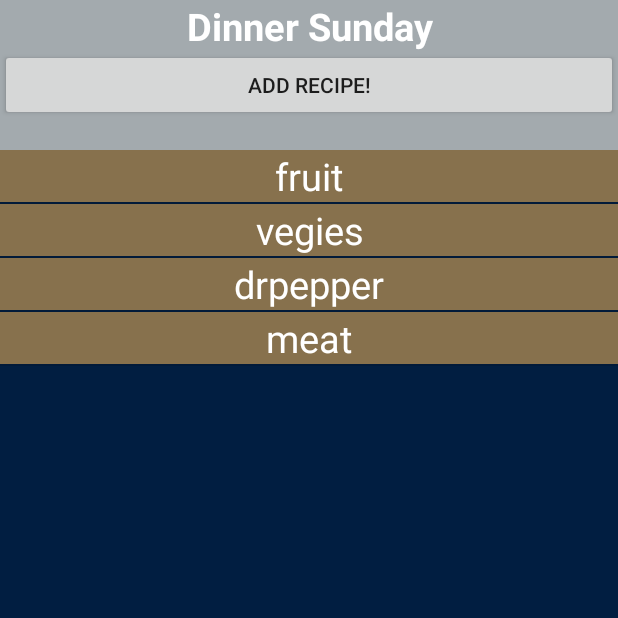
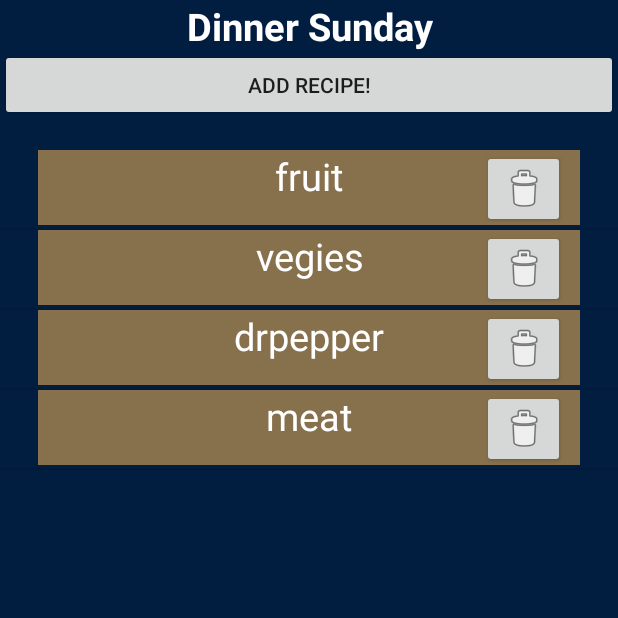
Before and after one commit to ja05178/ShopEasy, an Android app: the screen it shows after launch (GroceryListActivity), after a tap on "Dinner Sunday", on a phone screen of 412 x 824 dp, the top half of it. Run offline under Robolectric (Android 15) with nearby library versions, the phone set to English and light mode, and no system bars.

Commit message:
Small UI changes

```diff
--- a/app/src/main/java/com/example/shopeasydemo/GroceryListItemsAdapter.java
+++ b/app/src/main/java/com/example/shopeasydemo/GroceryListItemsAdapter.java
@@ -7,6 +7,7 @@ import android.support.v7.widget.RecyclerView;
 import android.view.LayoutInflater;
 import android.view.View;
 import android.view.ViewGroup;
+import android.widget.Button;
 import android.widget.TextView;
 
 import java.util.ArrayList;
@@ -31,7 +32,7 @@ public class GroceryListItemsAdapter extends RecyclerView.Adapter<GroceryListIte
     }
 
     @Override
-    public void onBindViewHolder(GroceryListItemsAdapter.MyViewHolder myViewHolder, final int position) {
+    public void onBindViewHolder(final GroceryListItemsAdapter.MyViewHolder myViewHolder, final int position) {
         String item = arrayListGroceryItems.get(position);
         TextView textView = myViewHolder.tv;
         textView.setText(item);
@@ -39,6 +40,14 @@ public class GroceryListItemsAdapter extends RecyclerView.Adapter<GroceryListIte
             @Override
             public void onClick(View v) {
                 System.out.println("Clicked Item #" + position);
+            }
+        });
+        Button bt = myViewHolder.bt;
+        bt.setOnClickListener(new View.OnClickListener(){
+            @Override
+            public void onClick(View v) {
+                arrayListGroceryItems.remove(position);
+                notifyDataSetChanged();
             }
         });
 
@@ -50,9 +59,11 @@ public class GroceryListItemsAdapter extends RecyclerView.Adapter<GroceryListIte
 
     public class MyViewHolder extends RecyclerView.ViewHolder {
         TextView tv;
+        Button bt;
         public MyViewHolder(View itemView) {
             super(itemView);
             tv = (TextView) itemView.findViewById(R.id.groceryListItem);
+            bt = (Button) itemView.findViewById(R.id.deleteGroceryListItem);
         }
     }
 }
--- a/app/src/main/java/com/example/shopeasydemo/RecipeListRecyclerAdapter.java
+++ b/app/src/main/java/com/example/shopeasydemo/RecipeListRecyclerAdapter.java
@@ -7,6 +7,7 @@ import android.support.v7.widget.RecyclerView;
 import android.view.LayoutInflater;
 import android.view.View;
 import android.view.ViewGroup;
+import android.widget.Button;
 import android.widget.TextView;
 
 import java.util.ArrayList;
@@ -44,7 +45,14 @@ public class RecipeListRecyclerAdapter extends RecyclerView.Adapter<RecipeListRe
                 context.startActivity(i);
             }
         });
-
+        Button bt = myViewHolder.bt;
+        bt.setOnClickListener(new View.OnClickListener(){
+            @Override
+            public void onClick(View v) {
+                arrayListGroceryList.remove(position);
+                notifyDataSetChanged();
+            }
+        });
     }
     @Override
     public int getItemCount() {
@@ -53,9 +61,11 @@ public class RecipeListRecyclerAdapter extends RecyclerView.Adapter<RecipeListRe
 
     public class MyViewHolder extends RecyclerView.ViewHolder {
         TextView tv;
+        Button bt;
         public MyViewHolder(View itemView) {
             super(itemView);
             tv = (TextView) itemView.findViewById(R.id.textView);
+            bt = (Button) itemView.findViewById(R.id.deleteGroceryList);
         }
     }
 }
--- a/app/src/main/res/layout/activity_grocery_list.xml
+++ b/app/src/main/res/layout/activity_grocery_list.xml
@@ -12,7 +12,6 @@
         android:layout_width="match_parent"
         android:layout_height="match_parent"
         android:layout_marginTop="0dp"
-        android:background="@color/colorGeorgiaSouthernGrey"
         android:textAlignment="center"
         android:textColor="@android:color/white"
         android:textSize="25dp"
--- a/app/src/main/res/layout/recycler_grocery_list_items.xml
+++ b/app/src/main/res/layout/recycler_grocery_list_items.xml
@@ -9,10 +9,20 @@
     <TextView
         android:id="@+id/groceryListItem"
         android:layout_width="match_parent"
-        android:layout_height="match_parent"
+        android:layout_height="50dp"
         android:textAlignment="center"
         android:textColor="@android:color/white"
         android:textSize="25dp"
         android:background="@color/colorGeorgiaSouthernGold"
+        android:layout_marginLeft="25dp"
+        android:layout_marginRight="25dp"
+        />
+    <Button
+        android:id="@+id/deleteGroceryListItem"
+        android:layout_width="55dp"
+        android:layout_height="wrap_content"
+        android:layout_alignParentRight="true"
+        android:drawableLeft="@android:drawable/ic_menu_delete"
+        android:layout_marginRight="35dp"
         />
 </RelativeLayout>
```
Also changed, not shown: app/src/main/res/layout/recipe_recycler_item.xml (+13 -1 lines).
